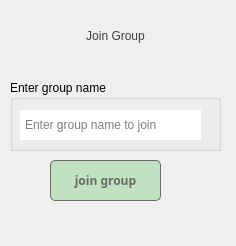
Qt form joingroupname.ui (sanazshokrzadeh/Messanger_throw_10) before a commit.
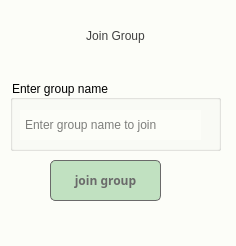
The same form after that commit.

```diff
--- a/joingroupname.ui
+++ b/joingroupname.ui
@@ -13,6 +13,9 @@
   <property name="windowTitle">
    <string>Join Group</string>
   </property>
+  <property name="styleSheet">
+   <string notr="true">background-color: rgb(252, 253, 248);</string>
+  </property>
   <widget class="QLabel" name="label_3">
    <property name="geometry">
     <rect>
```
